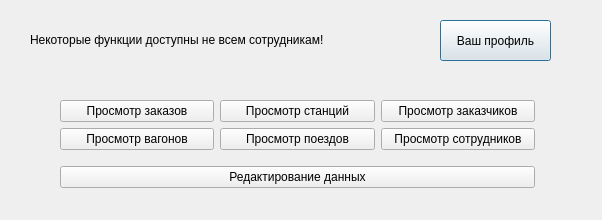
Before: the Qt Designer form src/project/mainselects.ui in Edeotena/bd_4rd_sem_course_work, drawn with Qt 5.
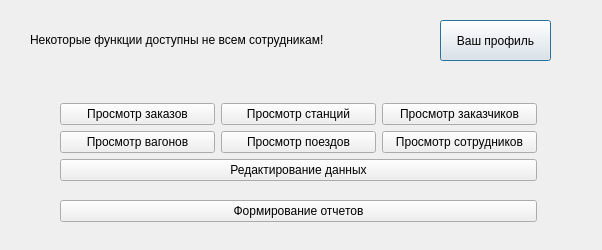
After: the same form once the commit is applied.

Patch:
```diff
--- a/src/project/mainselects.ui
+++ b/src/project/mainselects.ui
@@ -7,7 +7,7 @@
     <x>0</x>
     <y>0</y>
     <width>602</width>
-    <height>220</height>
+    <height>250</height>
    </rect>
   </property>
   <property name="windowTitle">
@@ -44,10 +44,12 @@
     <rect>
      <x>60</x>
      <y>90</y>
-     <width>475</width>
-     <height>109</height>
+     <width>477</width>
+     <height>147</height>
     </rect>
    </property>
+   <layout class="QVBoxLayout" name="verticalLayout_3">
+    <item>
    <layout class="QVBoxLayout" name="verticalLayout_2">
     <item>
      <layout class="QVBoxLayout" name="verticalLayout">
@@ -107,6 +109,15 @@
      <widget class="QPushButton" name="pushButton">
       <property name="text">
        <string>Редактирование данных</string>
+        </property>
+       </widget>
+      </item>
+     </layout>
+    </item>
+    <item>
+     <widget class="QPushButton" name="pushButton_2">
+      <property name="text">
+       <string>Формирование отчетов</string>
       </property>
      </widget>
     </item>
```
Lines whose indentation alone changed are shown as unchanged.
